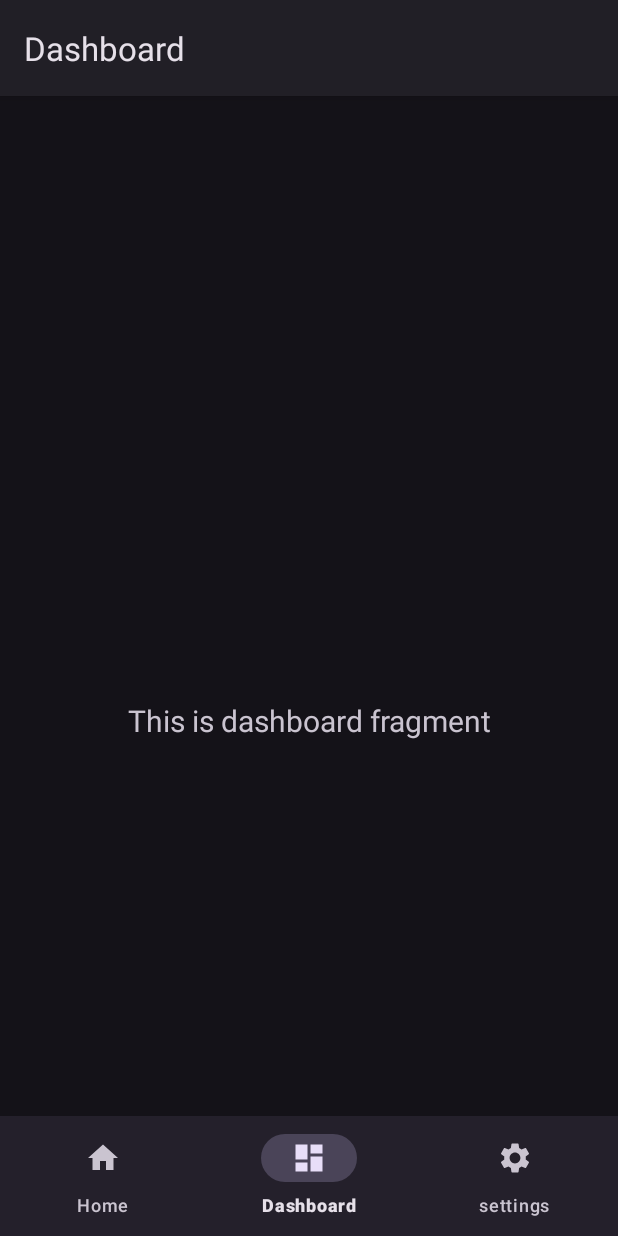
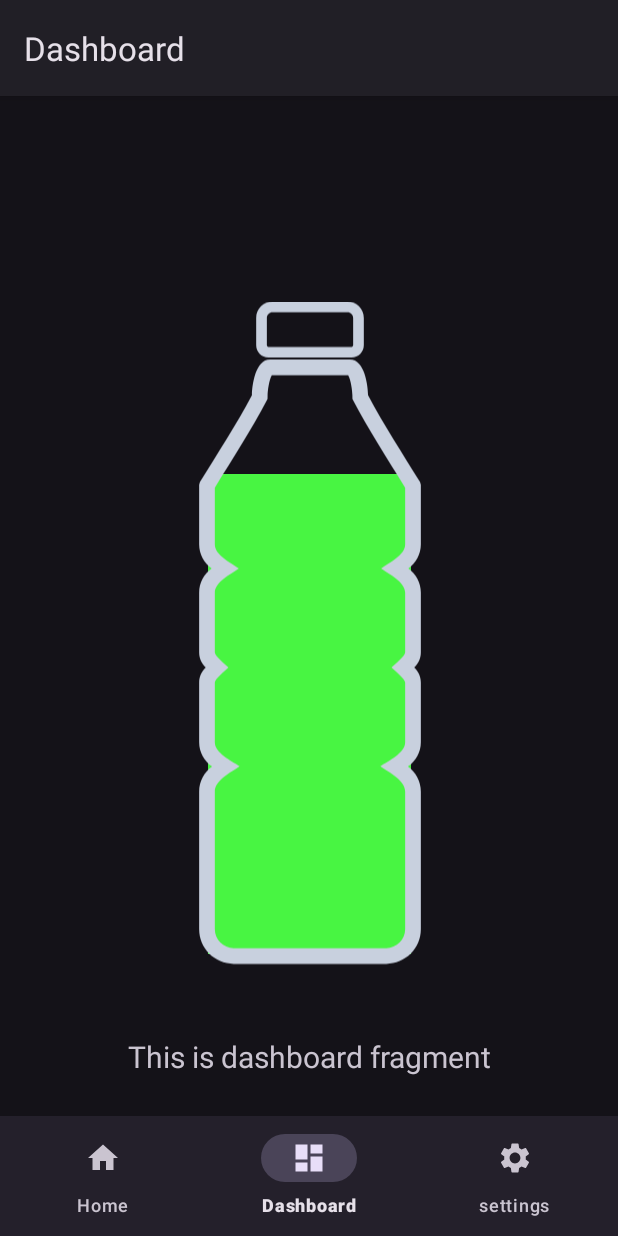
Before and after one commit to jaysstewart/CupholderJava, an Android app: the DashboardFragment screen opened through its navigation route, on a phone screen of 412 x 824 dp. Run offline under Robolectric (Android 15) with nearby library versions, the phone set to English and light mode, and no system bars; our stand-ins replace navigation-ui; 2 statements that could not run were skipped.

Commit message:
Created waterbottle vector and adding progress bar functionality

```diff
--- a/app/src/main/java/com/example/cupholderjava/MainActivity.java
+++ b/app/src/main/java/com/example/cupholderjava/MainActivity.java
@@ -1,6 +1,7 @@
 package com.example.cupholderjava;
 
 import android.os.Bundle;
+import android.widget.ProgressBar;
 
 import com.google.android.material.bottomnavigation.BottomNavigationView;
 
@@ -32,6 +33,7 @@ public class MainActivity extends AppCompatActivity {
         NavController navController = Navigation.findNavController(this, R.id.nav_host_fragment_activity_main);
         NavigationUI.setupActionBarWithNavController(this, navController, appBarConfiguration);
         NavigationUI.setupWithNavController(binding.navView, navController);
+
     }
 
 }
--- a/app/src/main/java/com/example/cupholderjava/ui/dashboard/DashboardFragment.java
+++ b/app/src/main/java/com/example/cupholderjava/ui/dashboard/DashboardFragment.java
@@ -4,12 +4,15 @@ import android.os.Bundle;
 import android.view.LayoutInflater;
 import android.view.View;
 import android.view.ViewGroup;
+import android.widget.ProgressBar;
 import android.widget.TextView;
 
 import androidx.annotation.NonNull;
+import androidx.annotation.Nullable;
 import androidx.fragment.app.Fragment;
 import androidx.lifecycle.ViewModelProvider;
 
+import com.example.cupholderjava.R;
 import com.example.cupholderjava.databinding.FragmentDashboardBinding;
 
 public class DashboardFragment extends Fragment {
@@ -30,6 +33,13 @@ public class DashboardFragment extends Fragment {
     }
 
     @Override
+    public void onCreate(@Nullable Bundle savedInstanceState) {
+        super.onCreate(savedInstanceState);
+        ProgressBar bar = getView().findViewById(R.id.waterBar);
+        bar.setProgress(10);
+    }
+
+    @Override
     public void onDestroyView() {
         super.onDestroyView();
         binding = null;
--- /dev/null
+++ b/app/src/main/res/drawable/noun_bottle_2090915.xml
@@ -0,0 +1,12 @@
+<vector xmlns:android="http://schemas.android.com/apk/res/android"
+    android:width="700dp"
+    android:height="700dp"
+    android:viewportWidth="700"
+    android:viewportHeight="700">
+  <path
+      android:fillColor="#c8d0de"
+      android:pathData="m316.18,49.1h67.63c12.38,0 15.16,21.68 15.29,30.06 13.03,24.73 29.22,49.44 43.94,73.41l0.67,2.37v50.54c0,8.09 -4.02,15.7 -10.58,20.32 6.61,4.66 10.58,12.2 10.58,20.32v50.54c0,5 -2.02,9.27 -5.61,12.69 3.58,3.42 5.61,7.69 5.61,12.69v50.54c0,8.29 -4.14,15.97 -10.97,20.59 6.85,4.86 10.97,12.75 10.97,21.18v116.44c0,16.05 -13.16,29.21 -29.21,29.21h-129c-16.05,0 -29.21,-13.16 -29.21,-29.21v-116.44c0,-8.43 4.13,-16.32 10.97,-21.18 -6.82,-4.63 -10.97,-12.31 -10.97,-20.59v-50.54c0,-5 2.02,-9.27 5.61,-12.69 -3.58,-3.42 -5.61,-7.69 -5.61,-12.69v-50.54c0,-8.12 3.97,-15.66 10.58,-20.32 -6.56,-4.62 -10.58,-12.23 -10.58,-20.32v-50.54l0.67,-2.37c14.72,-23.97 30.91,-48.68 43.94,-73.41 0.13,-8.38 2.91,-30.06 15.29,-30.06zM317.73,62.36c-2.36,3.62 -3.53,13.6 -3.58,17l-0.05,3.17c-13.64,25.9 -29.23,50.01 -44.56,74.88v48.07c0,8.91 13.51,15.49 20.36,20.32 -6.88,4.84 -20.36,11.4 -20.36,20.32v50.54c0,2.96 9.14,10.39 11.55,12.69 -2.41,2.3 -11.55,9.74 -11.55,12.69v50.54c0,9.12 13.91,15.55 20.99,20.34 -7.33,5.2 -20.99,11.82 -20.99,21.43v116.44c0,8.73 7.22,15.95 15.95,15.95h129c8.73,0 15.95,-7.22 15.95,-15.95v-116.44c0,-9.61 -13.65,-16.23 -20.99,-21.43 7.08,-4.79 20.99,-11.22 20.99,-20.34v-50.54c0,-2.96 -9.14,-10.39 -11.55,-12.69 2.41,-2.3 11.55,-9.74 11.55,-12.69v-50.54c0,-8.93 -13.48,-15.48 -20.36,-20.32 6.85,-4.83 20.36,-11.41 20.36,-20.32v-48.07c-15.33,-24.87 -30.92,-48.98 -44.56,-74.88l-0.05,-3.17c-0.05,-3.4 -1.22,-13.38 -3.58,-17z"/>
+  <path
+      android:fillColor="#c8d0de"
+      android:pathData="m318.35,0h63.3c7.61,0 13.85,6.24 13.85,13.85v23.23c0,5.7 -4.64,10.34 -10.34,10.34h-70.32c-5.7,0 -10.34,-4.65 -10.34,-10.34v-23.23c0,-7.61 6.24,-13.85 13.85,-13.85zM381.65,9.03h-63.3c-2.67,0 -4.82,2.16 -4.82,4.82v23.23c0,0.72 0.59,1.32 1.32,1.32h70.32c0.71,0 1.31,-0.59 1.31,-1.32v-23.23c0,-2.67 -2.16,-4.82 -4.82,-4.82z"/>
+</vector>
--- /dev/null
+++ b/app/src/main/res/drawable/progressbartheme.xml
@@ -0,0 +1,12 @@
+<?xml version="1.0" encoding="utf-8"?>
+<selector xmlns:android="http://schemas.android.com/apk/res/android">
+    <item android:id="@android:id/background">
+        <color android:color="#48f542"/>
+    </item>
+
+    <item android:id="@android:id/progress">
+        <clip android:clipOrientation="vertical" android:gravity="bottom">
+            <color android:color="#a00"/>
+        </clip>
+    </item>
+</selector>
--- a/app/src/main/res/layout/fragment_dashboard.xml
+++ b/app/src/main/res/layout/fragment_dashboard.xml
@@ -17,6 +17,48 @@
         android:textSize="20sp"
         app:layout_constraintBottom_toBottomOf="parent"
         app:layout_constraintEnd_toEndOf="parent"
+        app:layout_constraintHorizontal_bias="0.0"
         app:layout_constraintStart_toStartOf="parent"
-        app:layout_constraintTop_toTopOf="parent" />
+        app:layout_constraintTop_toTopOf="parent"
+        app:layout_constraintVertical_bias="0.84" />
+
+    <ProgressBar
+        android:id="@+id/waterBar"
+        style="?android:attr/progressBarStyleHorizontal"
+        android:layout_width="135dp"
+        android:layout_height="320dp"
+        android:progressDrawable="@drawable/progressbartheme"
+        app:layout_constraintBottom_toBottomOf="parent"
+        app:layout_constraintEnd_toEndOf="parent"
+        app:layout_constraintStart_toStartOf="parent"
+        app:layout_constraintTop_toTopOf="parent"
+        app:layout_constraintVertical_bias="0.5" />
+
+    <ImageView
+        android:id="@+id/imageView"
+        android:layout_width="552dp"
+        android:layout_height="843dp"
+        android:src="@drawable/noun_bottle_2090915"
+        app:layout_constraintBottom_toBottomOf="parent"
+        app:layout_constraintEnd_toEndOf="parent"
+        app:layout_constraintHorizontal_bias="0.503"
+        app:layout_constraintStart_toStartOf="parent"
+        app:layout_constraintTop_toTopOf="parent"
+        app:layout_constraintVertical_bias="0.5" />
+
+    <TextView
+        android:id="@+id/textView"
+        android:layout_width="wrap_content"
+        android:layout_height="wrap_content"
+        android:layout_marginStart="298dp"
+        android:layout_marginTop="171dp"
+        android:layout_marginEnd="56dp"
+        android:layout_marginBottom="541dp"
+        android:text="TextView"
+        app:layout_constraintBottom_toBottomOf="parent"
+        app:layout_constraintEnd_toEndOf="parent"
+        app:layout_constraintHorizontal_bias="0.0"
+        app:layout_constraintStart_toStartOf="parent"
+        app:layout_constraintTop_toTopOf="parent"
+        app:layout_constraintVertical_bias="1.0" />
 </androidx.constraintlayout.widget.ConstraintLayout>
```
